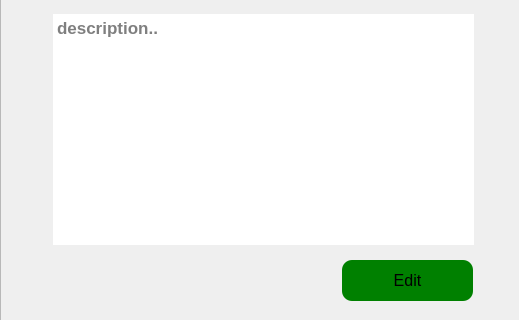
imanzk/Task-Manager-Application, file client/aboutteam.ui: the form before one commit; both pictures show x 0 to 519 and y 140 to 460 of the 519 by 460 pixel window.
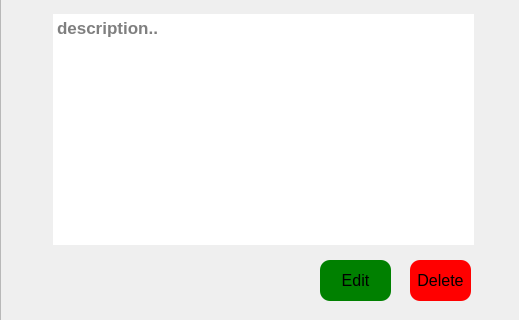
The form after the commit.

What changed in the file:
```diff
--- a/client/aboutteam.ui
+++ b/client/aboutteam.ui
@@ -85,9 +85,9 @@
    <widget class="QPushButton" name="create">
     <property name="geometry">
      <rect>
-      <x>342</x>
+      <x>320</x>
       <y>400</y>
-      <width>131</width>
+      <width>71</width>
       <height>41</height>
      </rect>
     </property>
@@ -110,9 +110,9 @@
    <widget class="QLabel" name="label">
     <property name="geometry">
      <rect>
-      <x>70</x>
+      <x>50</x>
       <y>410</y>
-      <width>231</width>
+      <width>241</width>
       <height>20</height>
      </rect>
     </property>
@@ -166,6 +166,31 @@
      <string>description..</string>
     </property>
    </widget>
+   <widget class="QPushButton" name="remove">
+    <property name="geometry">
+     <rect>
+      <x>410</x>
+      <y>400</y>
+      <width>61</width>
+      <height>41</height>
+     </rect>
+    </property>
+    <property name="font">
+     <font>
+      <pointsize>12</pointsize>
+     </font>
+    </property>
+    <property name="cursor">
+     <cursorShape>PointingHandCursor</cursorShape>
+    </property>
+    <property name="styleSheet">
+     <string notr="true">background:red;
+border-radius:10;</string>
+    </property>
+    <property name="text">
+     <string>Delete</string>
+    </property>
+   </widget>
   </widget>
  </widget>
  <resources/>
```
